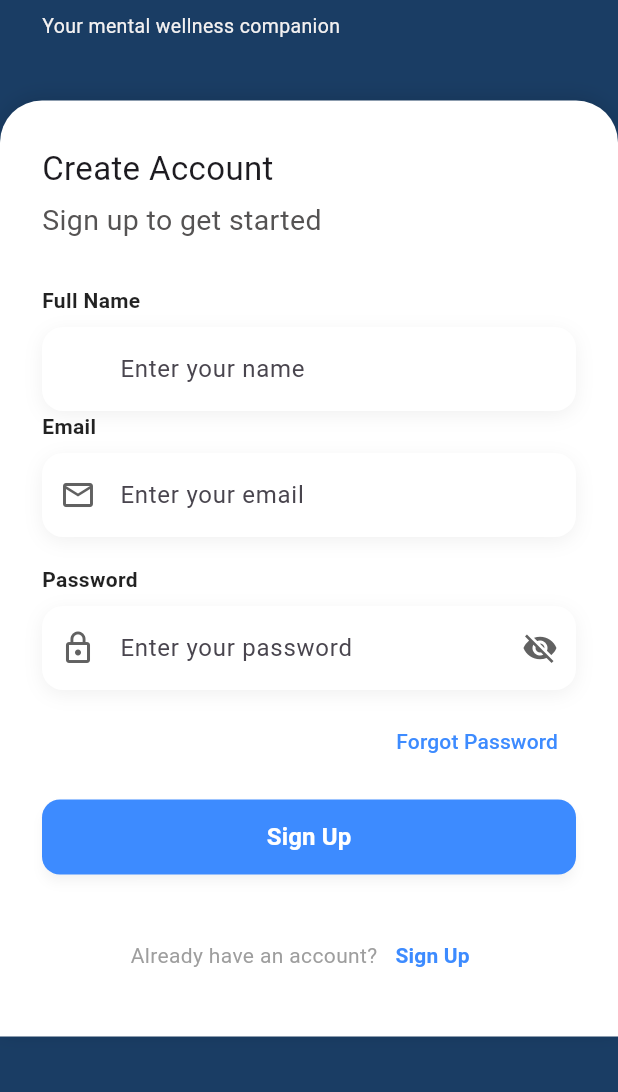
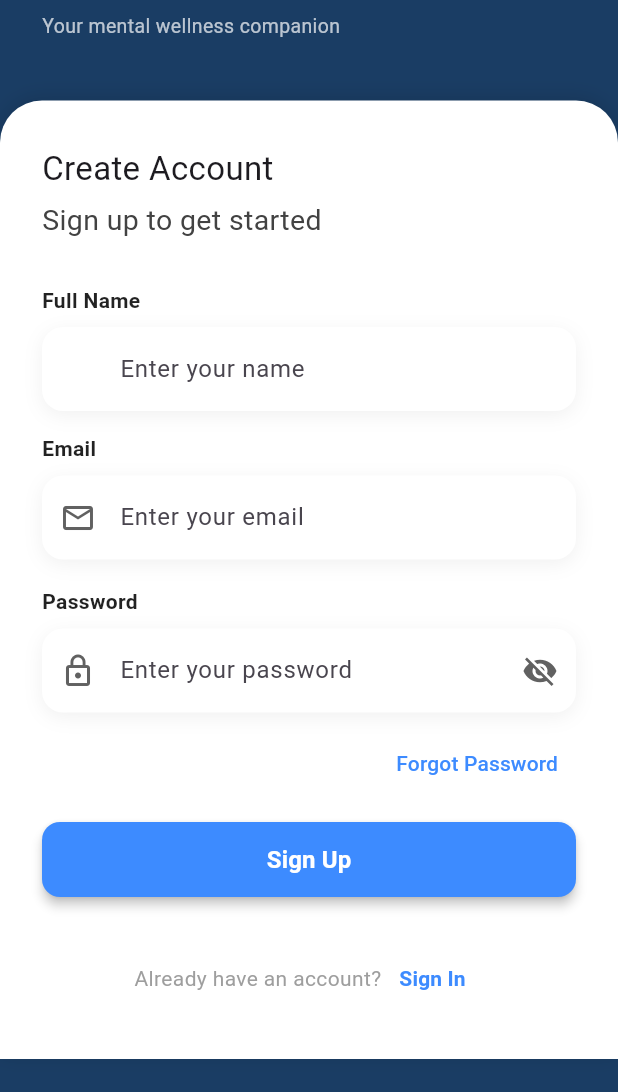
Before and after one commit to Rizkihakiki97/app_psikolog, a Flutter app: the screen it shows after launch, scrolled down 112 dp, after a tap on "Sign In", after a tap on "Sign Up", on a phone screen of 412 x 824 dp, the part 144-1236 px from its top. Run offline on Flutter 3.47's test engine with Material 3 defaults, Android fonts, the phone set to English and light mode, and no system bars; our stand-ins replace cloud_firestore, firebase_auth, firebase_core, fluttertoast, shared_preferences, sqflite; accounts and stored records are empty.

Commit message:
CR login register user

```diff
--- a/lib/main.dart
+++ b/lib/main.dart
@@ -1,9 +1,13 @@
+import 'package:app_psikolog/firebase_options.dart';
 import 'package:app_psikolog/view/bottom_navbar.dart';
 import 'package:app_psikolog/view/login_mindcare.dart';
 import 'package:app_psikolog/view/splashscreen.dart';
+import 'package:firebase_core/firebase_core.dart';
 import 'package:flutter/material.dart';
 
-void main() {
+void main() async {
+  WidgetsFlutterBinding.ensureInitialized();
+  await Firebase.initializeApp(options: DefaultFirebaseOptions.currentPlatform);
   runApp(const MyApp());
 }
 
--- /dev/null
+++ b/lib/model/user_firebase_model.dart
@@ -0,0 +1,42 @@
+import 'dart:convert';
+
+class UserFirebaseModel {
+  String? uid;
+  String? username;
+  String? email;
+  String? createdAt;
+  String? updatedAt;
+
+  UserFirebaseModel({
+    this.uid,
+    this.username,
+    this.email,
+    this.createdAt,
+    this.updatedAt,
+  });
+
+  Map<String, dynamic> toMap() {
+    return {
+      'uid': uid,
+      'username': username,
+      'email': email,
+      'createdAt': createdAt,
+      'updatedAt': updatedAt,
+    };
+  }
+
+  factory UserFirebaseModel.fromMap(Map<String, dynamic> map) {
+    return UserFirebaseModel(
+      uid: map['uid'] as String?,
+      username: map['username'] as String?,
+      email: map['email'] as String?,
+      createdAt: map['createdAt'] as String?,
+      updatedAt: map['updatedAt'] as String?,
+    );
+  }
+
+  String toJson() => json.encode(toMap());
+
+  factory UserFirebaseModel.fromJson(String source) =>
+      UserFirebaseModel.fromMap(json.decode(source) as Map<String, dynamic>);
+}
--- a/lib/view/login_mindcare.dart
+++ b/lib/view/login_mindcare.dart
@@ -1,6 +1,9 @@
 import 'package:app_psikolog/database/db_helper.dart';
+import 'package:app_psikolog/model/user_firebase_model.dart';
 import 'package:app_psikolog/preferences/preferences_handler.dart';
+import 'package:app_psikolog/services/firebase.dart';
 import 'package:app_psikolog/view/bottom_navbar.dart';
+import 'package:app_psikolog/view/home_dashboard.dart';
 import 'package:app_psikolog/view/registrasi.dart';
 import 'package:app_psikolog/widgets/textfield.dart';
 import 'package:flutter/material.dart';
@@ -169,35 +172,18 @@ class _LoginScreenMindcareState extends State<LoginScreenMindcare> {
                           ),
                           onPressed: () async {
     if (_formKey.currentState!.validate()) {
-                              final data = await DbHelper.loginUser(
+      UserFirebaseModel? user = await FirebaseService().loginUser(
         email: emailController.text,
         password: passwordController.text,
       );
 
-                              if (data != null) {
-                                await PreferenceHandler.saveLogin(true);
-                                await saveUserSession(emailController.text);
-                                await PreferenceHandler.saveUserData(
-                                  data.id!,
-                                  data.name,
-                                );
-                                Fluttertoast.showToast(
-                                  msg: "Login successful",
-                                  gravity: ToastGravity.BOTTOM,
-                                );
+      if (user != null) {
         Navigator.pushReplacement(
           context,
-                                  MaterialPageRoute(
-                                    builder: (context) => BottomNavbar(),
-                                  ),
-                                );
-                              } else {
-                                ScaffoldMessenger.of(context).showSnackBar(
-                                  const SnackBar(
-                                    content: Text("Email atau password salah"),
-                                  ),
+          MaterialPageRoute(builder: (context) => HomePageMindcare()), // Ganti HomeScreen dengan layar tujuan setelah login
         );
       }
+      // Jika user null, toast error sudah ditampilkan di service
     }
   },
                           child: const Text(
--- a/lib/view/registrasi.dart
+++ b/lib/view/registrasi.dart
@@ -1,4 +1,6 @@
 import 'package:app_psikolog/database/db_helper.dart';
+import 'package:app_psikolog/model/user_firebase_model.dart';
+import 'package:app_psikolog/services/firebase.dart';
 import 'package:app_psikolog/model/user_model.dart';
 import 'package:app_psikolog/view/login_mindcare.dart';
 import 'package:app_psikolog/widgets/textfield.dart';
@@ -13,6 +15,7 @@ class RegistrasiScreen extends StatefulWidget {
 }
 
 class _RegistrasiScreenState extends State<RegistrasiScreen> {
+  UserFirebaseModel user = UserFirebaseModel();
   final TextEditingController usernameController = TextEditingController();
   final TextEditingController emailController = TextEditingController();
   final TextEditingController passwordController = TextEditingController();
@@ -27,6 +30,7 @@ class _RegistrasiScreenState extends State<RegistrasiScreen> {
         child: SingleChildScrollView(
           child: Column(
             children: [
+              // Header
               Padding(
                 padding: EdgeInsets.symmetric(horizontal: 28, vertical: 40),
                 child: Column(
@@ -55,24 +59,25 @@ class _RegistrasiScreenState extends State<RegistrasiScreen> {
                               style: TextStyle(
                                 fontSize: 22,
                                 fontWeight: FontWeight.w600,
-                                color: const Color.fromARGB(255, 255, 255, 255),
+                                color: Colors.white,
                               ),
                             ),
                           ],
                         ),
                       ],
                     ),
-                    Row(children: [SizedBox(height: 8)]),
+                    SizedBox(height: 8),
                     Text(
                       "Your mental wellness companion",
                       style: TextStyle(
                         fontSize: 13,
-                        color: const Color.fromARGB(255, 243, 241, 241),
+                        color: Colors.white70,
                       ),
                     ),
                   ],
                 ),
               ),
+              // Form
               Container(
                 width: double.infinity,
                 padding: EdgeInsets.symmetric(horizontal: 28, vertical: 30),
@@ -99,34 +104,27 @@ class _RegistrasiScreenState extends State<RegistrasiScreen> {
                       SizedBox(height: 5),
                       Text(
                         "Sign up to get started",
-                        style: TextStyle(
-                          fontSize: 19,
-                          color: const Color.fromARGB(255, 85, 83, 83),
-                        ),
+                        style: TextStyle(fontSize: 19, color: Colors.grey[800]),
                       ),
                       SizedBox(height: 30),
-
-                      Text(
-                        "Full Name",
+                      // Full Name
+                      Text("Full Name",
                           style: TextStyle(
                               fontWeight: FontWeight.w600,
                               color: Colors.black87,
-                          fontSize: 14,
-                        ),
-                      ),
-                      const SizedBox(height: 8),
+                              fontSize: 14)),
+                      SizedBox(height: 8),
                       TextfieldCont(
                         controller: usernameController,
                         hintText: "Enter your name",
                       ),
-                      Text(
-                        "Email",
+                      SizedBox(height: 15),
+                      // Email
+                      Text("Email",
                           style: TextStyle(
                               fontWeight: FontWeight.w600,
                               color: Colors.black87,
-                          fontSize: 14,
-                        ),
-                      ),
+                              fontSize: 14)),
                       SizedBox(height: 8),
                       TextfieldCont(
                         controller: emailController,
@@ -141,17 +139,13 @@ class _RegistrasiScreenState extends State<RegistrasiScreen> {
                           return null;
                         },
                       ),
-
-                      const SizedBox(height: 18),
-
-                      const Text(
-                        "Password",
+                      SizedBox(height: 18),
+                      // Password
+                      Text("Password",
                           style: TextStyle(
                               fontWeight: FontWeight.w600,
                               color: Colors.black87,
-                          fontSize: 14,
-                        ),
-                      ),
+                              fontSize: 14)),
                       SizedBox(height: 8),
                       TextfieldCont(
                         controller: passwordController,
@@ -162,7 +156,7 @@ class _RegistrasiScreenState extends State<RegistrasiScreen> {
                           if (value == null || value.isEmpty) {
                             return "Password cannot be empty";
                           } else if (value.length < 6) {
-                            return "Password must br at least 6 characters";
+                            return "Password must be at least 6 characters";
                           }
                           return null;
                         },
@@ -175,124 +169,54 @@ class _RegistrasiScreenState extends State<RegistrasiScreen> {
                           child: Text(
                             "Forgot Password",
                             style: TextStyle(
-                              color: Color(0xFF3D8BFF),
-                              fontSize: 14,
-                              fontWeight: FontWeight.w500,
-                            ),
+                                color: Color(0xFF3D8BFF), fontSize: 14),
                           ),
                         ),
                       ),
                       SizedBox(height: 15),
-
+                      // Sign Up Button
                       SizedBox(
                         width: double.infinity,
                         height: 50,
                         child: ElevatedButton(
                           style: ElevatedButton.styleFrom(
-                            backgroundColor: const Color(0xFF3D8BFF),
+                            backgroundColor: Color(0xFF3D8BFF),
                             shape: RoundedRectangleBorder(
-                              borderRadius: BorderRadius.circular(12),
+                                borderRadius: BorderRadius.circular(12)),
+                            elevation: 3,
                           ),
-                            elevation: 3,
-                            shadowColor: Colors.black.withOpacity(0.2),
-                          ),
-                          onPressed: () {
+                          onPressed: () async {
                               if (_formKey.currentState!.validate()) {
-                              final UserModel data = UserModel(
+                                UserFirebaseModel? newUser = await FirebaseService().registerUser(
                                   name: usernameController.text,
-                                role: 'Psikolog',
                                   email: emailController.text,
                                   password: passwordController.text,
+                                  role: "Psikolog",
                                 );
-                              DbHelper.insertUser(data);
+
+                                if (newUser != null) {
+                                  // Misalnya simpan ke lokal jika perlu
+                                  print("User baru: ${newUser.uid}, ${newUser.username}");
+
                                   Navigator.pushReplacement(
                                     context,
-                                MaterialPageRoute(
-                                  builder: (context) => LoginScreenMindcare(),
-                                ),
-                              );
-                              Fluttertoast.showToast(
-                                msg: "Login registration",
-                                gravity: ToastGravity.BOTTOM,
+                                    MaterialPageRoute(builder: (context) => LoginScreenMindcare()),
                                   );
                                 }
+                              }
                             },
+
                           child: const Text(
                             "Sign Up",
                             style: TextStyle(
                                 fontWeight: FontWeight.w600,
                                 fontSize: 16,
-                              color: Colors.white,
+                                color: Colors.white),
                           ),
                         ),
                       ),
-                      ),
-
                       SizedBox(height: 30),
-
-                      // Row(
-                      //   children: [
-                      //     Expanded(
-                      //       child: Divider(
-                      //         color: Colors.grey.shade300,
-                      //         thickness: 1,
-                      //       ),
-                      //     ),
-                      //     Padding(
-                      //       padding: EdgeInsetsGeometry.symmetric(
-                      //         horizontal: 10,
-                      //       ),
-                      //       child: Text(
-                      //         "Or continue with",
-                      //         style: TextStyle(color: Colors.grey),
-                      //       ),
-                      //     ),
-                      //     Expanded(
-                      //       child: Divider(
-                      //         color: Colors.grey.shade300,
-                      //         thickness: 1,
-                      //       ),
-                      //     ),
-                      //   ],
-                      // ),
-
-                      // SizedBox(height: 25),
-
-                      // SizedBox(
-                      //   width: double.infinity,
-                      //   height: 48,
-                      //   child: OutlinedButton.icon(
-                      //     style: OutlinedButton.styleFrom(
-                      //       backgroundColor: Colors.white,
-                      //       side: BorderSide(color: Colors.grey.shade300),
-                      //       shape: RoundedRectangleBorder(
-                      //         borderRadius: BorderRadius.circular(12),
-                      //       ),
-                      //       elevation: 0,
-                      //     ),
-                      //     onPressed: () {
-                      //       Fluttertoast.showToast(
-                      //         msg: "Google Sign In clicked",
-                      //       );
-                      //     },
-
-                      //     // icon: Image.asset(
-                      //     //   "assets/images/google_satu.png",
-                      //     //   height: 20,
-                      //     //   width: ,
-                      //     // ),
-
-                      //     // KOMENT
-                      //     label: const Text(
-                      //       "Continue with Google",
-                      //       style: TextStyle(
-                      //         color: Colors.black87,
-                      //         fontWeight: FontWeight.w500,
-                      //       ),
-                      //     ),
-                      //   ),
-                      // ),
-                      // SizedBox(height: 35),
+                      // Already have account
                       Row(
                         mainAxisAlignment: MainAxisAlignment.center,
                         children: [
@@ -305,16 +229,15 @@ class _RegistrasiScreenState extends State<RegistrasiScreen> {
                               Navigator.pushReplacement(
                                 context,
                                 MaterialPageRoute(
-                                  builder: (context) => LoginScreenMindcare(),
-                                ),
+                                    builder: (context) =>
+                                        LoginScreenMindcare()),
                               );
                             },
                             child: Text(
-                              "Sign Up",
+                              "Sign In",
                               style: TextStyle(
                                   color: Color(0xFF3D8BFF),
-                                fontWeight: FontWeight.bold,
-                              ),
+                                  fontWeight: FontWeight.bold),
                             ),
                           ),
                         ],
--- a/lib/view/splashscreen.dart
+++ b/lib/view/splashscreen.dart
@@ -54,7 +54,7 @@ class _SplashScreenState extends State<SplashScreen> {
         child: Column(
           mainAxisAlignment: MainAxisAlignment.center,
           crossAxisAlignment: CrossAxisAlignment.center,
-          children: [Center(child: Image.asset("assets/simage/logo.png"))],
+          children: [Center(child: Image.asset("assets/image/mindcare.png"))],
         ),
       ),
     );
--- a/pubspec.yaml
+++ b/pubspec.yaml
@@ -28,7 +28,10 @@ environment:
 # the latest version available on pub.dev. To see which dependencies have newer
 # versions available, run `flutter pub outdated`.
 dependencies:
+  cloud_firestore: ^6.1.0
   cupertino_icons: ^1.0.8
+  firebase_auth: ^6.1.2
+  firebase_core: ^4.2.1
   flutter:
     sdk: flutter
   flutter_launcher_icons: ^0.14.4
@@ -47,7 +50,7 @@ dev_dependencies:
 flutter_launcher_icons:
   android: "launcher_icon"
   ios: true
-  image_path: "assets/image/logo.png"
+  image_path: "assets/image/mindcare.png"
   min_sdk_android: 21
 # For information on the generic Dart part of this file, see the
 # following page: https://dart.dev/tools/pub/pubspec
```
Also changed, not shown: lib/services/firebase.dart (added, +190 -0 lines), assets/image/mindcare.png (added), firebase.json (added), lib/firebase_options.dart (added), pubspec.lock, 4 other files. Lines whose indentation alone changed are shown as unchanged.
